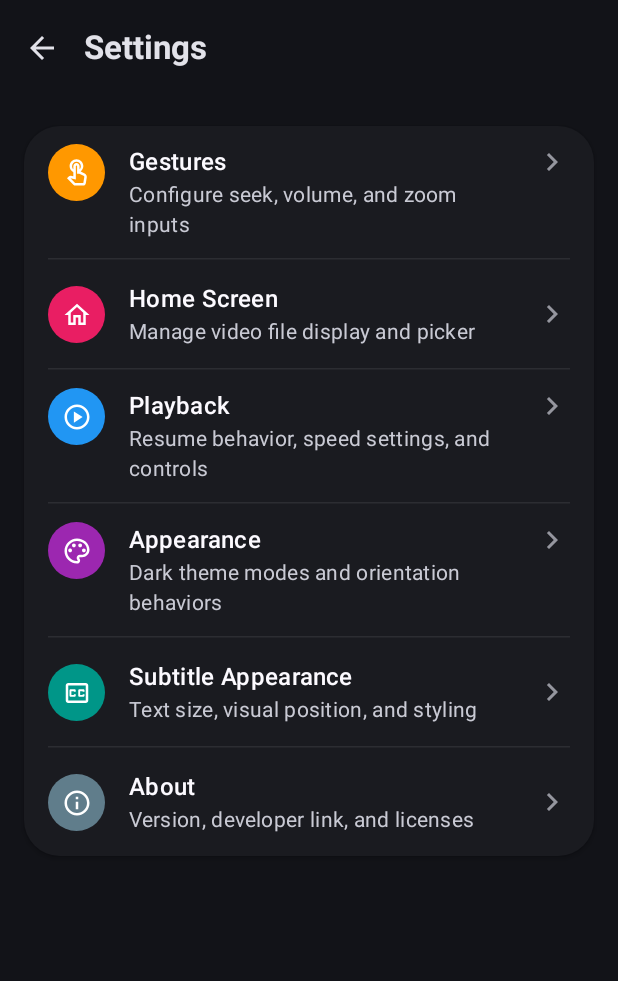
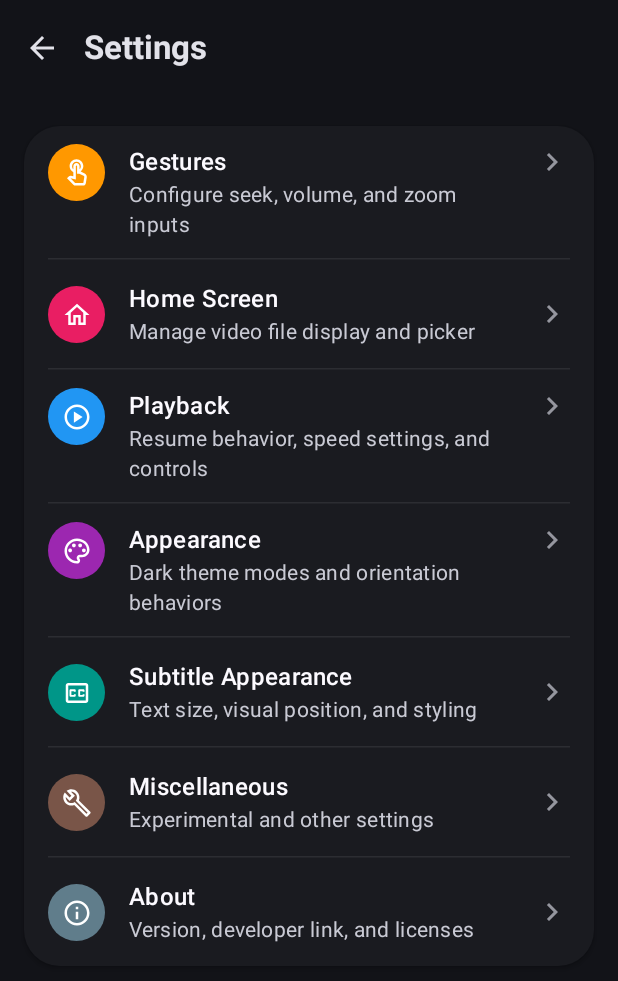
Before and after one commit to tapman104/potato-player, an Android app built with Jetpack Compose: the composable SettingsScreen shown on its own in the app's theme, on a phone screen of 412 x 824 dp. Shown: the top 981 px of the screen. Run offline under Robolectric (Android 15) with nearby library versions, the light colour scheme and no system bars; 3 statements that could not run were skipped.

Commit message:
feat: implement application preferences system and settings navigation UI

```diff
--- a/app/src/main/java/com/potato/player/files/ui/settings/SettingsScreen.kt
+++ b/app/src/main/java/com/potato/player/files/ui/settings/SettingsScreen.kt
@@ -12,6 +12,7 @@ import androidx.compose.material.icons.automirrored.filled.KeyboardArrowRight
 import androidx.compose.material.icons.outlined.ClosedCaption
 import androidx.compose.material.icons.outlined.Home
 import androidx.compose.material.icons.outlined.Info
+import androidx.compose.material.icons.outlined.Build
 import androidx.compose.material.icons.outlined.Palette
 import androidx.compose.material.icons.outlined.PlayCircle
 import androidx.compose.material.icons.outlined.TouchApp
@@ -33,6 +34,7 @@ fun SettingsScreen(
     onAppearanceClick: () -> Unit,
     onSubtitleAppearanceClick: () -> Unit,
     onHomeScreenClick: () -> Unit,
+    onMiscClick: () -> Unit,
     onAboutClick: () -> Unit,
     onBack: () -> Unit
 ) {
@@ -137,6 +139,17 @@ fun SettingsScreen(
                             color = MaterialTheme.colorScheme.onSurface.copy(alpha = 0.08f)
                         )
                         SettingMenuItem(
+                            title = "Miscellaneous",
+                            subtitle = "Experimental and other settings",
+                            icon = Icons.Outlined.Build,
+                            badgeColor = Color(0xFF795548),
+                            onClick = onMiscClick
+                        )
+                        HorizontalDivider(
+                            modifier = Modifier.padding(horizontal = 16.dp),
+                            color = MaterialTheme.colorScheme.onSurface.copy(alpha = 0.08f)
+                        )
+                        SettingMenuItem(
                             title = "About",
                             subtitle = "Version, developer link, and licenses",
                             icon = Icons.Outlined.Info,
```
Also changed, not shown: app/build.gradle.kts (+19 -5 lines), app/src/main/java/com/potato/player/MainActivity.kt (+11 -0 lines), app/src/main/java/com/potato/player/files/preferences/AppPreferences.kt (+8 -0 lines), app/src/main/java/com/potato/player/files/ui/settings/MiscSettingsScreen.kt (added, +62 -0 lines), 1 other file.
